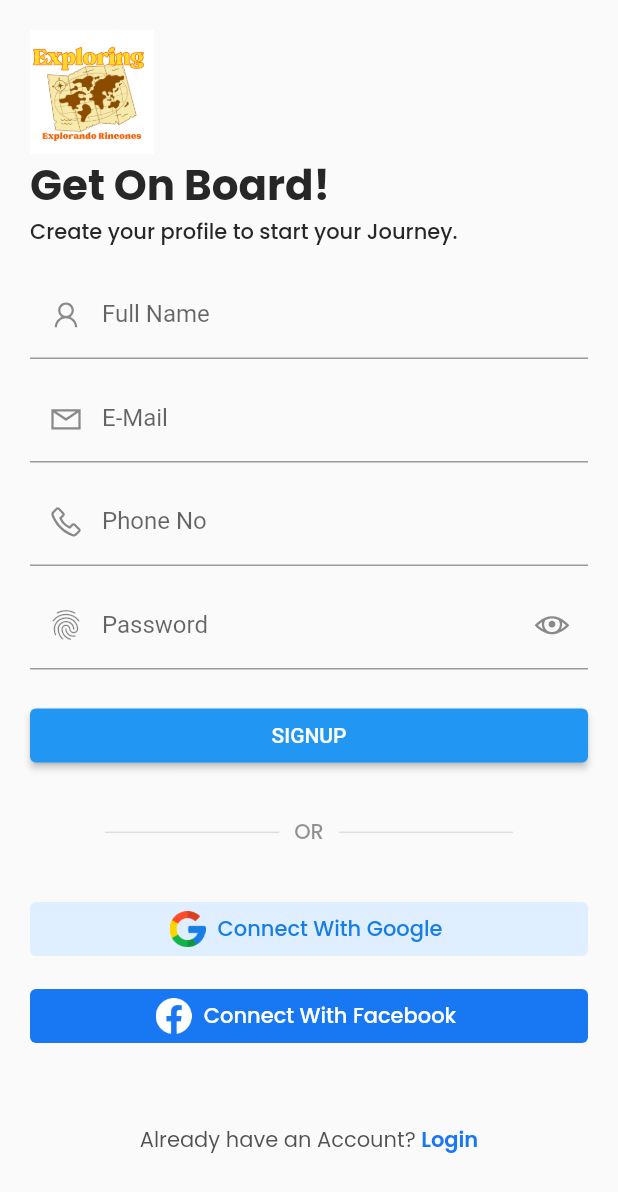
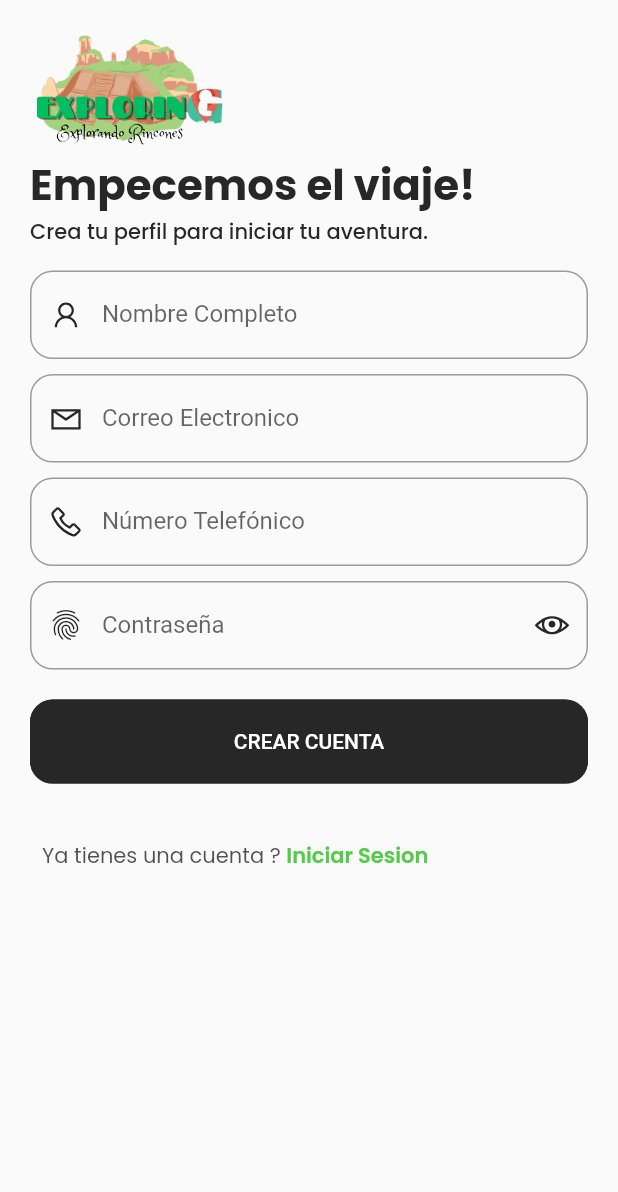
Before and after one commit to Arturo-AR/Turismo, a Flutter app: the SignupScreen screen opened directly, on a phone screen of 412 x 824 dp. Shown: the top 1192 px of the screen. Run offline on Flutter 3.47's test engine with Material 2 defaults, Android fonts, the phone set to English and light mode, and no system bars; our stand-ins replace get, google_fonts, line_awesome_flutter.

Commit message:
Image & Colors Changed

```diff
--- a/Mobile/tourism/lib/src/common_widgets/buttons/clickable_richtext_widget.dart
+++ b/Mobile/tourism/lib/src/common_widgets/buttons/clickable_richtext_widget.dart
@@ -22,10 +22,10 @@ class ClickableRichTextWidget extends StatelessWidget {
         child: Text.rich(
           TextSpan(
             children: [
-              TextSpan(text: '${text1.tr}? ', style: Theme.of(context).textTheme.bodyMedium),
+              TextSpan(text: '${text1.tr} ? ', style: Theme.of(context).textTheme.bodyMedium),
               TextSpan(
                 text: text2.tr,
-                style: Theme.of(context).textTheme.titleLarge!.apply(color: aFacebookBgColor),
+                style: Theme.of(context).textTheme.titleLarge!.apply(color: aPrimaryColor),
               ),
             ],
           ),
--- a/Mobile/tourism/lib/src/constants/colors.dart
+++ b/Mobile/tourism/lib/src/constants/colors.dart
@@ -6,6 +6,12 @@ import 'package:flutter/material.dart';
 const aWhiteColor = Colors.white;
 const aDarkColor = Color(0xff272727);
 
+// -- Primary Colors
+const aBackGroundColor = Color(0xffe8ffe5);
+const aPrimaryColor = Color(0xff53cc47);
+//const aPrimaryColor = Color(0xFFFFE400);
+const aSecondaryColor = Color(0xFF272727);
+
 // -- SOCIAL Button COLORS
 const aGoogleBgColor = Color(0xFFDFEFFF);
 const aGoogleForegroundColor = Color(0xFF167EE6);
--- a/Mobile/tourism/lib/src/constants/images_strings.dart
+++ b/Mobile/tourism/lib/src/constants/images_strings.dart
@@ -2,7 +2,7 @@
 
 
 // -- App Logos
-const String aAppLogo = "assets/logos/app/app_logo.png";
+const String aAppImage = "assets/logos/app/app-image.png";
 
 // -- Welcome Screen Image [Used in Login & SignUp]
 const String aWelcomeScreenImage = "assets/images/welcome_images/welcome-screen-image.png";
--- a/Mobile/tourism/lib/src/constants/text_strings.dart
+++ b/Mobile/tourism/lib/src/constants/text_strings.dart
@@ -2,41 +2,41 @@
 
 // -- GLOBAL Texts
 const String aNo = "No";
-const String aYes = "Yes";
-const String aNext = "Next";
-const String aLogin = "Login";
-const String aGuest = "Guest";
-const String aEmail = "E-Mail";
-const String aSignup = "Signup";
-const String aLogout = "Logout";
-const String aSuccess = "Success";
-const String aPhoneNo = "Phone No";
-const String aContinue = "Continue";
-const String aPassword = "Password";
-const String aFullName = "Full Name";
-const String aGetStarted = "Get Started";
-const String aForgetPassword = "Forget Password?";
-const String aSignInWithGoogle = "Sign-In with Google";
+const String aYes = "Si";
+const String aNext = "Siguiente";
+const String aLogin = "Iniciar Sesion";
+const String aGuest = "Invitado";
+const String aEmail = "Correo Electronico";
+const String aSignup = "Crear Cuenta";
+const String aLogout = "Cerrar Sesion";
+const String aSuccess = "Exito";
+const String aPhoneNo = "Número Telefónico";
+const String aContinue = "Continuar";
+const String aPassword = "Contraseña";
+const String aFullName = "Nombre Completo";
+const String aGetStarted = "Empezar";
+const String aForgetPassword = "Olvidaste tu contraseña?";
+const String aSignInWithGoogle = "Inicia Sesion con Google";
 
 // -- Welcome Screen Text
-const String aWelcomeTitle = "Explore the whole World !";
-const String aWelcomeSubTitle = "Let's discover the best corners of the world.";
+const String aWelcomeTitle = "Explora el mundo entero !";
+const String aWelcomeSubTitle = "Vamos a descubrir los mejores rincones del mundo.";
 
 
 // -- Login Screen Text
-const String aLoginTitle = "Welcome Back,";
-const String aLoginSubTitle = "Make it work, make it right, make it fast.";
+const String aLoginTitle = "Bienvenido de vuelta";
+const String aLoginSubTitle = "Viaja, explora, descubre, escanea, aprende.";
 const String aRememberMe = "Remember Me?";
-const String aDontHaveAnAccount = "Don't have an Account";
+const String aDontHaveAnAccount = "No tienes una cuenta";
 const String aEnterYour = "Enter your";
 const String aResetPassword = "Reset Password";
-const String aOR = "OR";
-const String aConnectWith = "Connect With";
+const String aOR = "O";
+const String aConnectWith = "Conectate con";
 const String aFacebook = "Facebook";
 const String aGoogle = "Google";
 
 
 // -- Sign Up Screen Text
-const String aSignUpTitle = "Get On Board!";
-const String aSignUpSubTitle = "Create your profile to start your Journey.";
-const String aAlreadyHaveAnAccount = "Already have an Account";
+const String aSignUpTitle = "Empecemos el viaje!";
+const String aSignUpSubTitle = "Crea tu perfil para iniciar tu aventura.";
+const String aAlreadyHaveAnAccount = "Ya tienes una cuenta";
--- a/Mobile/tourism/lib/src/features/authentication/screens/singup/signup_screen.dart
+++ b/Mobile/tourism/lib/src/features/authentication/screens/singup/signup_screen.dart
@@ -1,5 +1,6 @@
 import 'package:flutter/material.dart';
 import 'package:get/get.dart';
+import 'package:tourism/src/common_widgets/buttons/clickable_richtext_widget.dart';
 import 'package:tourism/src/common_widgets/form/form_divider_widget.dart';
 import 'package:tourism/src/common_widgets/form/form_header_widget.dart';
 import 'package:tourism/src/common_widgets/form/social_footer.dart';
@@ -22,10 +23,15 @@ class SignupScreen extends StatelessWidget {
               crossAxisAlignment: CrossAxisAlignment.start,
               children: [
                 const FormHeaderWidget(
-                    image: aAppLogo, title: aSignUpTitle, subTitle: aSignUpSubTitle, imageHeight: 0.1),
+                    image: aAppImage, title: aSignUpTitle, subTitle: aSignUpSubTitle, imageHeight: 0.1),
                 const SignUpFormWidget(),
-                const AFormDividerWidget(),
-                SocialFooter(text1: aAlreadyHaveAnAccount, text2: aLogin, onPressed: () => Get.off(() => const LoginScreen())),
+                //const AFormDividerWidget(),
+                //SocialFooter(text1: aAlreadyHaveAnAccount, text2: aLogin, onPressed: () => Get.off(() => const LoginScreen())),
+                ClickableRichTextWidget(
+                  text1: aAlreadyHaveAnAccount.tr,
+                  text2: aLogin.tr,
+                  onPressed: () => Get.off(() => const LoginScreen()),
+                ),
               ],
             ),
           ),
--- a/Mobile/tourism/lib/src/features/authentication/screens/singup/widgets/signup_form_widget.dart
+++ b/Mobile/tourism/lib/src/features/authentication/screens/singup/widgets/signup_form_widget.dart
@@ -2,6 +2,7 @@ import 'package:flutter/material.dart';
 import 'package:get/get.dart';
 import 'package:line_awesome_flutter/line_awesome_flutter.dart';
 import 'package:tourism/src/common_widgets/buttons/primary_button.dart';
+import 'package:tourism/src/constants/colors.dart';
 import 'package:tourism/src/constants/text_strings.dart';
 import 'package:tourism/src/features/core/screens/places_screen.dart';
 
--- a/Mobile/tourism/lib/src/features/authentication/screens/splash_screen/splash_screen.dart
+++ b/Mobile/tourism/lib/src/features/authentication/screens/splash_screen/splash_screen.dart
@@ -18,7 +18,7 @@ class SplashScreen extends StatelessWidget {
       backgroundColor: Colors.white,
       body: Center(
         child:
-        Expanded(child: Image(image: AssetImage(aAppLogo))),
+        Expanded(child: Image(image: AssetImage(aAppImage))),
       ),
     );
   }
--- a/Mobile/tourism/lib/src/utils/theme/theme.dart
+++ b/Mobile/tourism/lib/src/utils/theme/theme.dart
@@ -1,4 +1,7 @@
 import 'package:flutter/material.dart';
+import 'package:tourism/src/utils/theme/widget_themes/elevated_button_theme.dart';
+import 'package:tourism/src/utils/theme/widget_themes/outlined_button_theme.dart';
+import 'package:tourism/src/utils/theme/widget_themes/text_field_theme.dart';
 import 'package:tourism/src/utils/theme/widget_themes/text_theme.dart';
 
 class AAppTheme {
@@ -7,6 +10,9 @@ class AAppTheme {
   static ThemeData lightTheme = ThemeData(
     brightness: Brightness.light,
     textTheme: ATextTheme.lightTextTheme,
+    elevatedButtonTheme: AElevatedButtonTheme.lightElevatedButtonTheme,
+    outlinedButtonTheme: AOutlinedButtonTheme.lightOutlinedButtonTheme,
+      inputDecorationTheme: ATextFormFieldTheme.lightInputDecorationTheme,
     /*appBarTheme: TAppBarTheme.lightAppBarTheme,
     elevatedButtonTheme: TElevatedButtonTheme.lightElevatedButtonTheme,
     outlinedButtonTheme: TOutlinedButtonTheme.lightOutlinedButtonTheme,
@@ -16,6 +22,9 @@ class AAppTheme {
   static ThemeData darkTheme = ThemeData(
     brightness: Brightness.dark,
     textTheme: ATextTheme.darkTextTheme,
+    elevatedButtonTheme: AElevatedButtonTheme.darkElevatedButtonTheme,
+    outlinedButtonTheme: AOutlinedButtonTheme.darkOutlinedButtonTheme,
+      inputDecorationTheme: ATextFormFieldTheme.darkInputDecorationTheme,
     /*appBarTheme: TAppBarTheme.darkAppBarTheme,
     elevatedButtonTheme: TElevatedButtonTheme.darkElevatedButtonTheme,
     outlinedButtonTheme: TOutlinedButtonTheme.darkOutlinedButtonTheme,
--- /dev/null
+++ b/Mobile/tourism/lib/src/utils/theme/widget_themes/elevated_button_theme.dart
@@ -0,0 +1,31 @@
+import 'package:flutter/material.dart';
+import 'package:tourism/src/constants/colors.dart';
+
+class AElevatedButtonTheme {
+  AElevatedButtonTheme._(); //To avoid creating instances
+
+
+  /* -- Light Theme -- */
+  static final lightElevatedButtonTheme  = ElevatedButtonThemeData(
+    style: ElevatedButton.styleFrom(
+      elevation: 0,
+      foregroundColor: aWhiteColor,
+      backgroundColor: aDarkColor,
+      side: const BorderSide(color: aDarkColor),
+      padding: const EdgeInsets.symmetric(vertical: 20),
+      shape: RoundedRectangleBorder(borderRadius: BorderRadius.circular(15)),
+    ),
+  );
+
+  /* -- Dark Theme -- */
+  static final darkElevatedButtonTheme = ElevatedButtonThemeData(
+    style: ElevatedButton.styleFrom(
+      elevation: 0,
+      foregroundColor: aDarkColor,
+      backgroundColor: aPrimaryColor,
+      side: const BorderSide(color: aPrimaryColor),
+      padding: const EdgeInsets.symmetric(vertical: 20),
+      shape: RoundedRectangleBorder(borderRadius: BorderRadius.circular(15)),
+    ),
+  );
+}
--- /dev/null
+++ b/Mobile/tourism/lib/src/utils/theme/widget_themes/outlined_button_theme.dart
@@ -0,0 +1,28 @@
+/* -- Light & Dark Outlined Button Themes -- */
+import 'package:flutter/material.dart';
+import 'package:tourism/src/constants/colors.dart';
+
+class AOutlinedButtonTheme {
+  AOutlinedButtonTheme._(); //To avoid creating instances
+
+
+  /* -- Light Theme -- */
+  static final lightOutlinedButtonTheme  = OutlinedButtonThemeData(
+    style: OutlinedButton.styleFrom(
+      foregroundColor: aSecondaryColor,
+      side: const BorderSide(color: aSecondaryColor),
+      padding: const EdgeInsets.symmetric(vertical: 20),
+      shape: RoundedRectangleBorder(borderRadius: BorderRadius.circular(15)),
+    ),
+  );
+
+  /* -- Dark Theme -- */
+  static final darkOutlinedButtonTheme = OutlinedButtonThemeData(
+    style: OutlinedButton.styleFrom(
+      foregroundColor: aWhiteColor,
+      side: const BorderSide(color: aWhiteColor),
+      padding: const EdgeInsets.symmetric(vertical: 20),
+      shape: RoundedRectangleBorder(borderRadius: BorderRadius.circular(15)),
+    ),
+  );
+}
--- /dev/null
+++ b/Mobile/tourism/lib/src/utils/theme/widget_themes/text_field_theme.dart
@@ -0,0 +1,32 @@
+import 'package:flutter/material.dart';
+import 'package:tourism/src/constants/colors.dart';
+
+class ATextFormFieldTheme {
+  ATextFormFieldTheme._();
+
+  static InputDecorationTheme lightInputDecorationTheme = InputDecorationTheme(
+    prefixIconColor: aSecondaryColor,
+    suffixIconColor: aSecondaryColor,
+    floatingLabelStyle: const TextStyle(color: aSecondaryColor),
+    border: OutlineInputBorder(
+      borderRadius: BorderRadius.circular(15),
+    ),
+    focusedBorder: OutlineInputBorder(
+      borderRadius: BorderRadius.circular(15),
+      borderSide: const BorderSide(width: 2, color: aSecondaryColor),
+    ),
+  );
+
+  static InputDecorationTheme darkInputDecorationTheme = InputDecorationTheme(
+    prefixIconColor: aPrimaryColor,
+    suffixIconColor: aPrimaryColor,
+    floatingLabelStyle: const TextStyle(color: aPrimaryColor),
+    border: OutlineInputBorder(
+      borderRadius: BorderRadius.circular(15),
+    ),
+    focusedBorder: OutlineInputBorder(
+      borderRadius: BorderRadius.circular(15),
+      borderSide: const BorderSide(width: 2, color: aPrimaryColor),
+    ),
+  );
+}
```
Also changed, not shown: Mobile/tourism/lib/src/features/authentication/screens/login/login_screen.dart (+9 -3 lines), Mobile/tourism/lib/src/features/authentication/screens/welcome/welcome_screen.dart (+11 -5 lines), Mobile/tourism/assets/logos/app-logo.png (added), Mobile/tourism/assets/logos/app/app-image.png (added), Mobile/tourism/assets/logos/app/app_logo.png (deleted).
